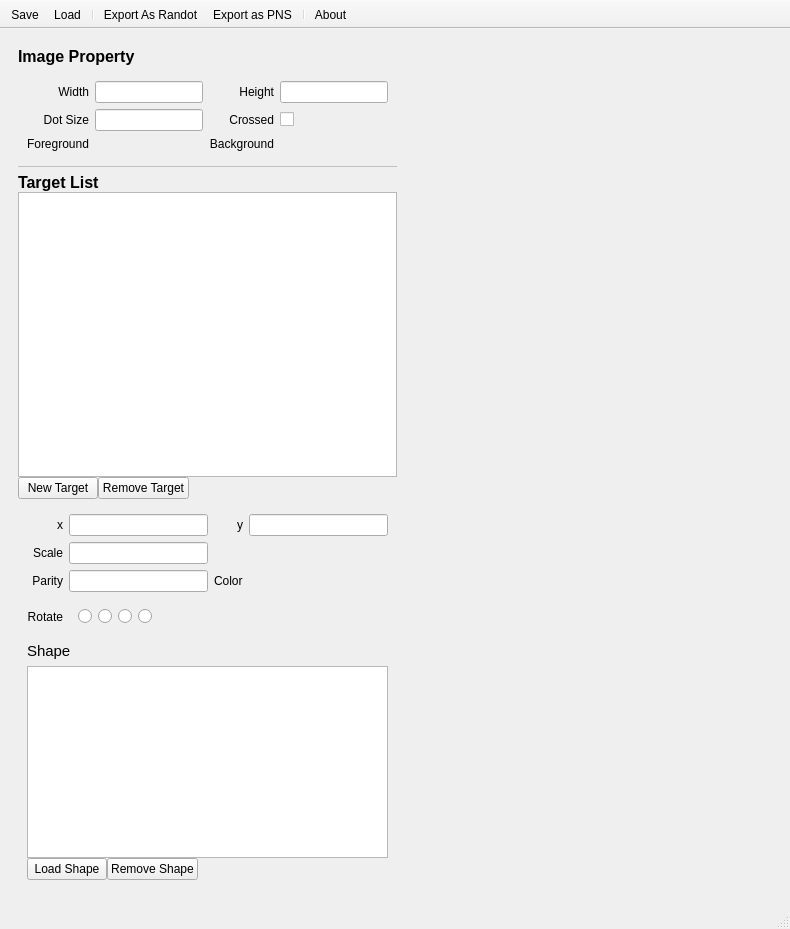
This is src/views/mainwindow.ui in PowerSnail/RandotStudio as Qt 5 draws it before an edit. The edited form follows.
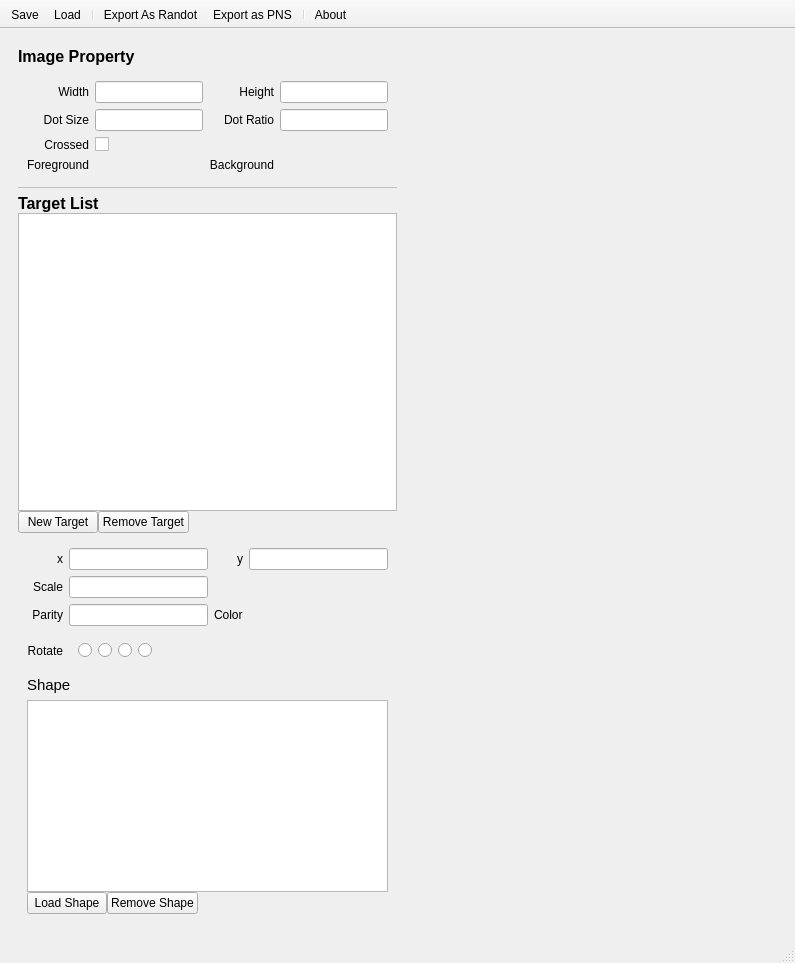
This is the edited form. Icons and pictures are not drawn. Custom widgets are drawn as their Qt base class.

Commit message: add ratio for dots

```diff
--- a/src/views/mainwindow.ui
+++ b/src/views/mainwindow.ui
@@ -6,8 +6,8 @@
    <rect>
     <x>0</x>
     <y>0</y>
-    <width>790</width>
-    <height>929</height>
+    <width>795</width>
+    <height>963</height>
    </rect>
   </property>
   <property name="windowTitle">
@@ -104,22 +104,6 @@
             </property>
            </widget>
           </item>
-          <item row="3" column="2">
-           <widget class="QLabel" name="label_6">
-            <property name="text">
-             <string>Crossed</string>
-            </property>
-            <property name="alignment">
-             <set>Qt::AlignRight|Qt::AlignTrailing|Qt::AlignVCenter</set>
-            </property>
-            <property name="margin">
-             <number>2</number>
-            </property>
-            <property name="buddy">
-             <cstring>checkBoxCrossed</cstring>
-            </property>
-           </widget>
-          </item>
           <item row="1" column="1">
            <widget class="QLineEdit" name="lineEditWidth">
             <property name="sizePolicy">
@@ -156,13 +140,6 @@
             </property>
            </widget>
           </item>
-          <item row="3" column="3">
-           <widget class="QCheckBox" name="checkBoxCrossed">
-            <property name="text">
-             <string/>
-            </property>
-           </widget>
-          </item>
           <item row="1" column="3">
            <widget class="QLineEdit" name="lineEditHeight">
             <property name="sizePolicy">
@@ -209,6 +186,42 @@
             </property>
            </widget>
           </item>
+          <item row="4" column="0">
+           <widget class="QLabel" name="label_6">
+            <property name="text">
+             <string>Crossed</string>
+            </property>
+            <property name="alignment">
+             <set>Qt::AlignRight|Qt::AlignTrailing|Qt::AlignVCenter</set>
+            </property>
+            <property name="margin">
+             <number>2</number>
+            </property>
+            <property name="buddy">
+             <cstring>checkBoxCrossed</cstring>
+            </property>
+           </widget>
+          </item>
+          <item row="4" column="1">
+           <widget class="QCheckBox" name="checkBoxCrossed">
+            <property name="text">
+             <string/>
+            </property>
+           </widget>
+          </item>
+          <item row="3" column="2">
+           <widget class="QLabel" name="label">
+            <property name="text">
+             <string>Dot Ratio</string>
+            </property>
+            <property name="alignment">
+             <set>Qt::AlignRight|Qt::AlignTrailing|Qt::AlignVCenter</set>
+            </property>
+           </widget>
+          </item>
+          <item row="3" column="3">
+           <widget class="QLineEdit" name="lineEditGrainRatio"/>
+          </item>
          </layout>
         </widget>
        </item>
```
Left out of the diff: 4 changed lines with no effect on the pictures. The commit also changes 9 other files.
